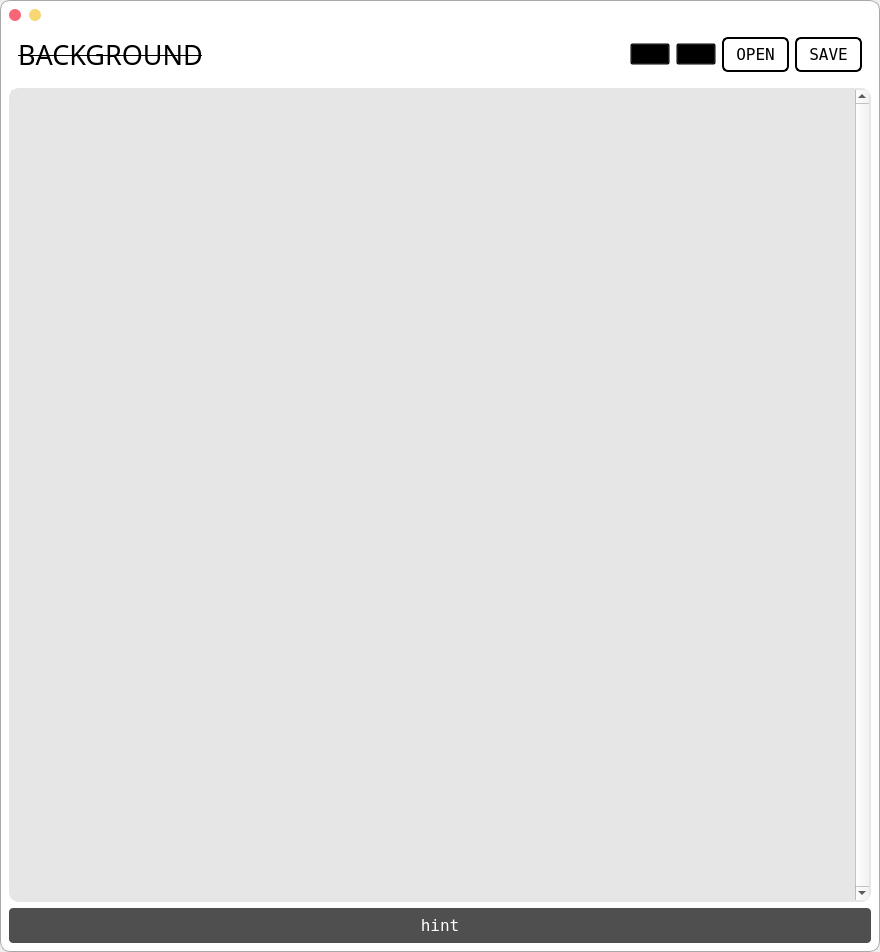
First picture: the form in resource/main_window.ui, repository moiling/PortraitMatting-PyQt, before the edit.
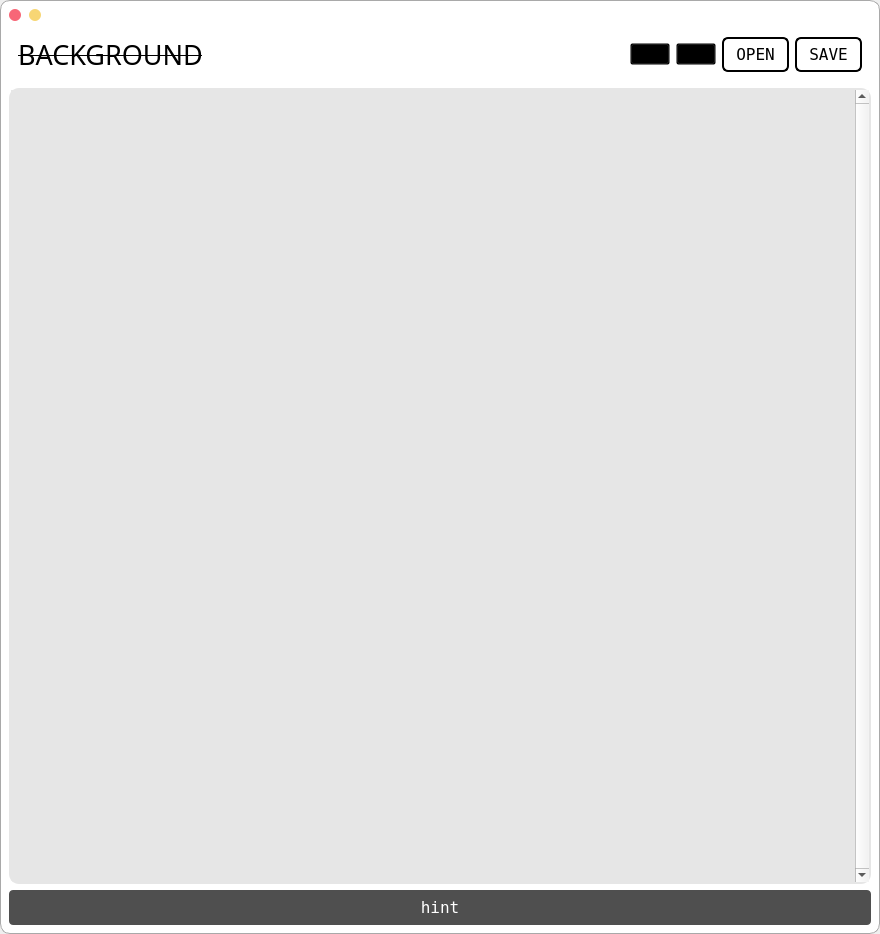
Second picture: the form after the edit.

The edit to the form file:
```diff
--- a/resource/main_window.ui
+++ b/resource/main_window.ui
@@ -7,7 +7,7 @@
     <x>0</x>
     <y>0</y>
     <width>880</width>
-    <height>952</height>
+    <height>934</height>
    </rect>
   </property>
   <property name="windowTitle">
```
